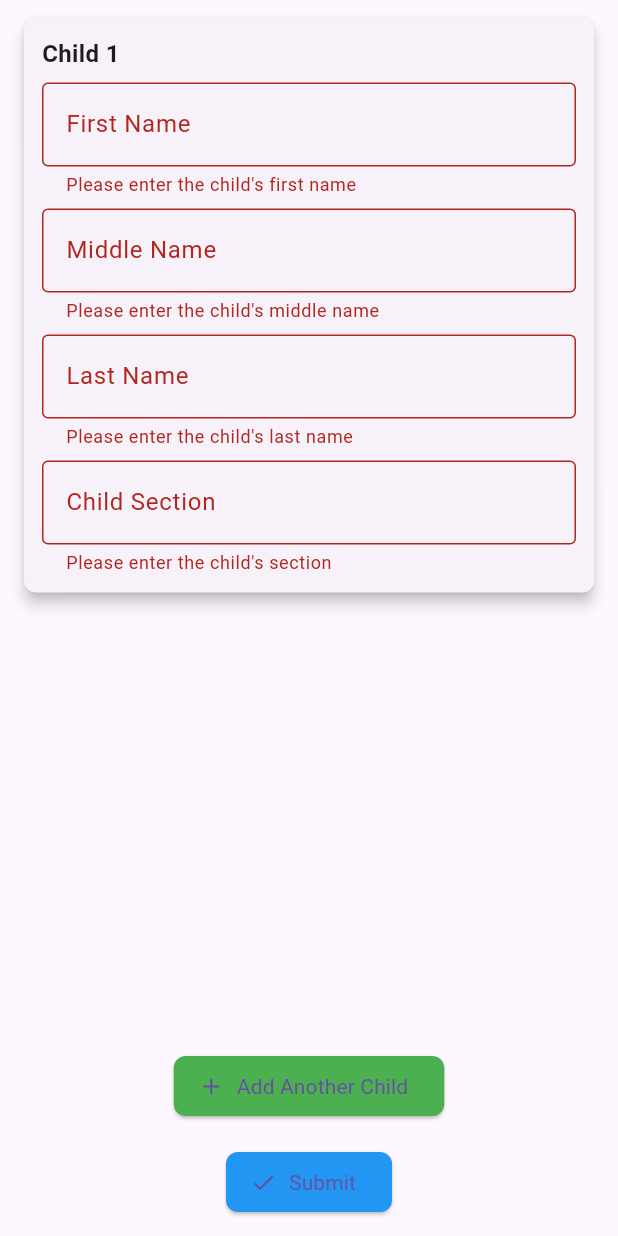
After one commit to Shin889/smartkidstracker, a Flutter app: the AddChildScreen screen opened by its route, after a tap on "Add Another Child", after a tap on the "close" icon, after a tap on "Submit", on a phone screen of 412 x 824 dp. The commit adds this screen. Run offline on Flutter 3.47's test engine with Material 3 defaults, Android fonts, the phone set to English and light mode, and no system bars; our stand-ins replace cloud_firestore, firebase_auth, firebase_core, firebase_messaging, firebase_storage, image_picker; missing offline and left inert: android_intent_plus, flutter_nfc_kit, mailer, nfc_manager; accounts and stored records are empty.

Commit message:
add child

```diff
--- a/lib/main.dart
+++ b/lib/main.dart
@@ -2,6 +2,7 @@ import 'package:flutter/material.dart';
 import 'package:firebase_core/firebase_core.dart';
 import 'package:firebase_messaging/firebase_messaging.dart';
 import 'package:cloud_firestore/cloud_firestore.dart';
+import 'package:smartkidstracker/src/menu_drawer/add_child/add_child.dart';
 import 'firebase_options.dart';
 import 'package:smartkidstracker/src/main_screen.dart';
 import 'package:smartkidstracker/src/menu_drawer/announcement/announcement.dart';
@@ -80,7 +81,7 @@ class _MyAppState extends State<MyApp> {
         theme: ThemeData(primarySwatch: Colors.blue),
         initialRoute: '/signin',
         routes: {
-          '/': (context) => const MainScreen(
+          '/': (context) => MainScreen(
               firstName: '', lastName: '', section: '', role: '', email: ''),
           '/announcement': (context) => const Announcement(selectedRole: ''),
           '/attendance': (context) => AttendanceScreen(
@@ -100,6 +101,7 @@ class _MyAppState extends State<MyApp> {
           '/signup': (context) => const SignUpScreen(),
           '/privacy_policy': (context) => const PrivacyPolicy(),
           '/user_agreement': (context) => const UserAgreement(),
+          '/add_child': (context) => AddChildScreen(email: '', phoneNumber: ''),
           '/main': (context) {
             final args = ModalRoute.of(context)?.settings.arguments as Map?;
             return MainScreen(
--- /dev/null
+++ b/lib/src/menu_drawer/add_child/add_child.dart
@@ -0,0 +1,346 @@
+import 'package:flutter/material.dart';
+import 'package:firebase_auth/firebase_auth.dart';
+import 'package:smartkidstracker/src/general_acc/data_access/auth_controller.dart';
+
+class AddChildScreen extends StatefulWidget {
+  final String email;
+  final String phoneNumber;
+
+  const AddChildScreen({
+    super.key,
+    required this.email,
+    required this.phoneNumber,
+  });
+
+  @override
+  _AddChildScreenState createState() => _AddChildScreenState();
+}
+
+class _AddChildScreenState extends State<AddChildScreen> {
+  final List<TextEditingController> _firstNameControllers = [];
+  final List<TextEditingController> _middleNameControllers = [];
+  final List<TextEditingController> _lastNameControllers = [];
+  final List<TextEditingController> _sectionControllers = [];
+  final List<Map<String, String>> _children = [
+    {'firstName': '', 'middleName': '', 'lastName': '', 'section': ''}
+  ];
+  final AuthController _authController = AuthController();
+  final GlobalKey<FormState> _formKey = GlobalKey<FormState>();
+  bool _isSubmitting = false;
+
+  @override
+  void initState() {
+    super.initState();
+    _addControllers();
+  }
+
+  void _addControllers() {
+    _firstNameControllers.add(TextEditingController());
+    _middleNameControllers.add(TextEditingController());
+    _lastNameControllers.add(TextEditingController());
+    _sectionControllers.add(TextEditingController());
+  }
+
+  void _clearForm() {
+    setState(() {
+      // Clear all controllers
+      for (var controller in _firstNameControllers) {
+        controller.clear();
+      }
+      for (var controller in _middleNameControllers) {
+        controller.clear();
+      }
+      for (var controller in _lastNameControllers) {
+        controller.clear();
+      }
+      for (var controller in _sectionControllers) {
+        controller.clear();
+      }
+
+      // Reset to single empty child
+      _children.clear();
+      _children.add({
+        'firstName': '',
+        'middleName': '',
+        'lastName': '',
+        'section': ''
+      });
+
+      // Clear all controllers except the first one
+      _firstNameControllers.removeRange(1, _firstNameControllers.length);
+      _middleNameControllers.removeRange(1, _middleNameControllers.length);
+      _lastNameControllers.removeRange(1, _lastNameControllers.length);
+      _sectionControllers.removeRange(1, _sectionControllers.length);
+    });
+  }
+
+  @override
+  void dispose() {
+    // Dispose all controllers
+    for (var controller in _firstNameControllers) {
+      controller.dispose();
+    }
+    for (var controller in _middleNameControllers) {
+      controller.dispose();
+    }
+    for (var controller in _lastNameControllers) {
+      controller.dispose();
+    }
+    for (var controller in _sectionControllers) {
+      controller.dispose();
+    }
+    super.dispose();
+  }
+
+  @override
+  Widget build(BuildContext context) {
+    return Scaffold(
+      body: Padding(
+        padding: const EdgeInsets.symmetric(horizontal: 16.0, vertical: 12.0),
+        child: Form(
+          key: _formKey,
+          child: Column(
+            children: [
+              Expanded(child: _buildChildrenList()),
+              const SizedBox(height: 16.0),
+              ElevatedButton.icon(
+                onPressed: _addAnotherChild,
+                icon: const Icon(Icons.add),
+                label: const Text('Add Another Child'),
+                style: ElevatedButton.styleFrom(
+                  backgroundColor: Colors.green,
+                  shape: RoundedRectangleBorder(
+                    borderRadius: BorderRadius.circular(8.0),
+                  ),
+                ),
+              ),
+              const SizedBox(height: 16.0),
+              _isSubmitting
+                  ? const CircularProgressIndicator()
+                  : ElevatedButton.icon(
+                      onPressed: _submitSignUpRequest,
+                      icon: const Icon(Icons.check),
+                      label: const Text('Submit'),
+                      style: ElevatedButton.styleFrom(
+                        backgroundColor: Colors.blue,
+                        shape: RoundedRectangleBorder(
+                          borderRadius: BorderRadius.circular(8.0),
+                        ),
+                      ),
+                    ),
+            ],
+          ),
+        ),
+      ),
+    );
+  }
+
+  Widget _buildChildrenList() {
+    return ListView.builder(
+      itemCount: _children.length,
+      itemBuilder: (context, index) {
+        return Card(
+          margin: const EdgeInsets.only(bottom: 16.0),
+          elevation: 4.0,
+          shape: RoundedRectangleBorder(
+            borderRadius: BorderRadius.circular(8.0),
+          ),
+          child: Stack(
+            children: [
+              Padding(
+                padding: const EdgeInsets.all(12.0),
+                child: Column(
+                  crossAxisAlignment: CrossAxisAlignment.start,
+                  children: [
+                    Text(
+                      'Child ${index + 1}',
+                      style: const TextStyle(
+                        fontWeight: FontWeight.bold,
+                        fontSize: 16.0,
+                      ),
+                    ),
+                    const SizedBox(height: 8.0),
+                    TextFormField(
+                      controller: _firstNameControllers[index],
+                      decoration: const InputDecoration(
+                        labelText: 'First Name',
+                        border: OutlineInputBorder(),
+                      ),
+                      validator: (value) =>
+                          value == null || value.isEmpty ? "Please enter the child's first name" : null,
+                      onSaved: (value) => _children[index]['firstName'] = value ?? '',
+                    ),
+                    const SizedBox(height: 8.0),
+                    TextFormField(
+                      controller: _middleNameControllers[index],
+                      decoration: const InputDecoration(
+                        labelText: 'Middle Name',
+                        border: OutlineInputBorder(),
+                      ),
+                      validator: (value) =>
+                          value == null || value.isEmpty ? "Please enter the child's middle name" : null,
+                      onSaved: (value) => _children[index]['middleName'] = value ?? '',
+                    ),
+                    const SizedBox(height: 8.0),
+                    TextFormField(
+                      controller: _lastNameControllers[index],
+                      decoration: const InputDecoration(
+                        labelText: 'Last Name',
+                        border: OutlineInputBorder(),
+                      ),
+                      validator: (value) =>
+                          value == null || value.isEmpty ? "Please enter the child's last name" : null,
+                      onSaved: (value) => _children[index]['lastName'] = value ?? '',
+                    ),
+                    const SizedBox(height: 8.0),
+                    TextFormField(
+                      controller: _sectionControllers[index],
+                      decoration: const InputDecoration(
+                        labelText: 'Child Section',
+                        border: OutlineInputBorder(),
+                      ),
+                      validator: (value) =>
+                          value == null || value.isEmpty ? "Please enter the child's section" : null,
+                      onSaved: (value) => _children[index]['section'] = value ?? '',
+                    ),
+                  ],
+                ),
+              ),
+              if (index > 0)
+                Positioned(
+                  right: 0,
+                  top: 0,
+                  child: IconButton(
+                    icon: const Icon(Icons.close, color: Colors.red),
+                    onPressed: () => _removeChild(index),
+                  ),
+                ),
+            ],
+          ),
+        );
+      },
+    );
+  }
+
+  void _removeChild(int index) {
+    setState(() {
+      _children.removeAt(index);
+      _firstNameControllers[index].dispose();
+      _middleNameControllers[index].dispose();
+      _lastNameControllers[index].dispose();
+      _sectionControllers[index].dispose();
+
+      _firstNameControllers.removeAt(index);
+      _middleNameControllers.removeAt(index);
+      _lastNameControllers.removeAt(index);
+      _sectionControllers.removeAt(index);
+    });
+  }
+
+  void _addAnotherChild() {
+    setState(() {
+      _children.add({
+        'firstName': '',
+        'middleName': '',
+        'lastName': '',
+        'section': ''
+      });
+      _addControllers();
+    });
+    ScaffoldMessenger.of(context).showSnackBar(
+      const SnackBar(content: Text('New child section added')),
+    );
+  }
+
+  Future<void> _submitSignUpRequest() async {
+    if (_formKey.currentState!.validate()) {
+      setState(() {
+        _isSubmitting = true;
+      });
+      _formKey.currentState!.save();
+
+      try {
+        await savePendingChildData(
+          email: widget.email,
+          phoneNumber: widget.phoneNumber,
+          children: _children,
+        );
+
+        setState(() {
+          _isSubmitting = false;
+        });
+
+        if (mounted) {
+          showDialog(
+            context: context,
+            barrierDismissible: false,
+            builder: (BuildContext context) {
+              return AlertDialog(
+                title: const Text('Success'),
+                content: Column(
+                  mainAxisSize: MainAxisSize.min,
+                  children: [
+                    const Icon(
+                      Icons.check_circle_outline,
+                      color: Colors.green,
+                      size: 50,
+                    ),
+                    const SizedBox(height: 16),
+                    const Text(
+                      'Your request has been submitted successfully!',
+                      textAlign: TextAlign.center,
+                    ),
+                    const SizedBox(height: 8),
+                    const Text(
+                      'Please wait for teacher approval. You will be notified once your request is processed.',
+                      textAlign: TextAlign.center,
+                      style: TextStyle(fontSize: 14, color: Colors.grey),
+                    ),
+                  ],
+                ),
+                actions: [
+                  TextButton(
+                    onPressed: () {
+                      Navigator.of(context).pop();
+                      _clearForm(); // Clear the form after closing the dialog
+                    },
+                    child: const Text('OK'),
+                  ),
+                ],
+              );
+            },
+          );
+        }
+      } catch (e) {
+        setState(() {
+          _isSubmitting = false;
+        });
+        ScaffoldMessenger.of(context).showSnackBar(
+          SnackBar(
+            content: Text('Error: $e'),
+            backgroundColor: Colors.red,
+          ),
+        );
+      }
+    }
+  }
+
+  Future<void> savePendingChildData({
+    required String email,
+    required String phoneNumber,
+    required List<Map<String, String>> children,
+  }) async {
+    User? currentUser = FirebaseAuth.instance.currentUser;
+    if (currentUser == null) {
+      throw Exception('User not authenticated');
+    }
+
+    String userId = currentUser.uid;
+    await _authController.updateUserChildren(
+      userId,
+      email,
+      phoneNumber,
+      children,
+    );
+  }
+}
--- a/lib/src/widgets/appbar/appbar.dart
+++ b/lib/src/widgets/appbar/appbar.dart
@@ -103,6 +103,9 @@ class _HomeScreenState extends State<HomeScreen> {
           _buildDrawerItem('Student Record', () {
             _updateTitle('Student Record');
           }),
+          _buildDrawerItem('Add Child', () {
+            _updateTitle('Add Child');
+          }),
         ],
       ),
     );
```
Also changed, not shown: lib/src/main_screen.dart (+13 -21 lines), lib/src/menu_drawer/nfc_console/rfid_tagging/rfid_tagging.dart (line endings or trailing spaces), pubspec.lock.
